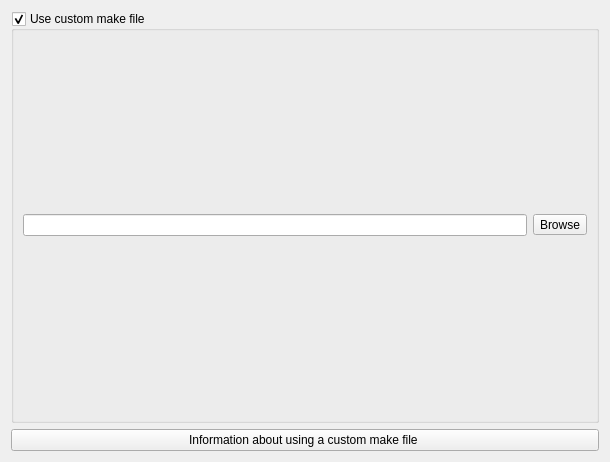
The window that RedPandaIDE/settingsdialog/projectmakefilewidget.ui (royqh1979/RedPanda-CPP) describes before a commit, drawn with Qt 5.
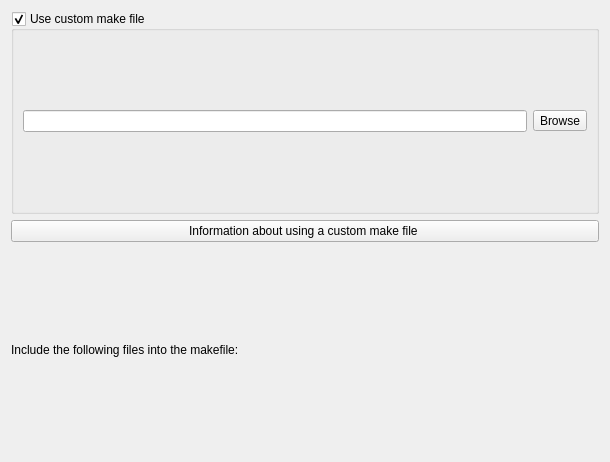
The same window after the commit. Icons and pictures are not drawn.

Diff of the .ui file:
```diff
--- a/RedPandaIDE/settingsdialog/projectmakefilewidget.ui
+++ b/RedPandaIDE/settingsdialog/projectmakefilewidget.ui
@@ -51,6 +51,13 @@
      </property>
     </widget>
    </item>
+   <item>
+    <widget class="QLabel" name="label">
+     <property name="text">
+      <string>Include the following files into the makefile:</string>
+     </property>
+    </widget>
+   </item>
   </layout>
  </widget>
  <resources>
```
